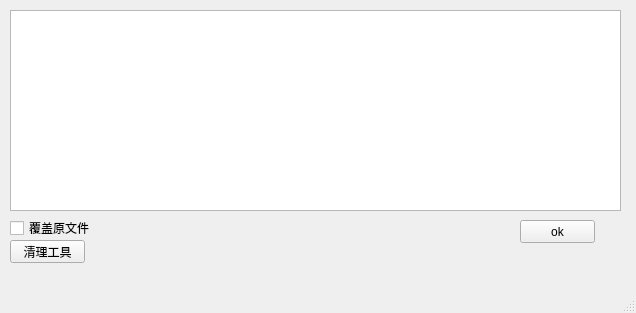
The window that mainGUI2.ui (mon6912640/pyqtTest) describes before a commit, drawn with Qt 5.
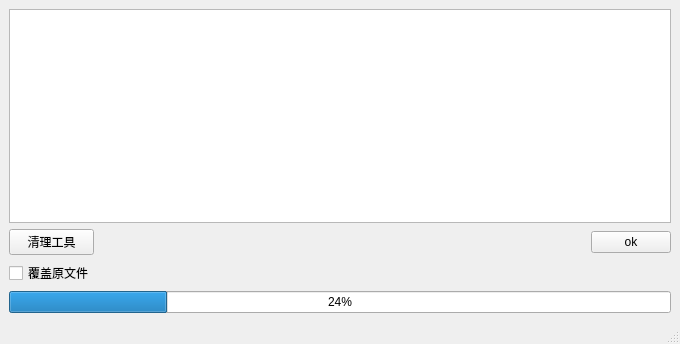
The same window after the commit. Icons and pictures are not drawn.

Commit message: 完善覆盖源文件的功能、清理工具功能

The edit to the form file:
```diff
--- a/mainGUI2.ui
+++ b/mainGUI2.ui
@@ -6,33 +6,20 @@
    <rect>
     <x>0</x>
     <y>0</y>
-    <width>636</width>
-    <height>313</height>
+    <width>680</width>
+    <height>344</height>
    </rect>
   </property>
   <property name="windowTitle">
    <string>MainWindow</string>
   </property>
   <widget class="QWidget" name="centralwidget">
-   <widget class="QTextBrowser" name="textBrowser">
-    <property name="geometry">
-     <rect>
-      <x>10</x>
-      <y>10</y>
-      <width>611</width>
-      <height>201</height>
-     </rect>
-    </property>
-   </widget>
+   <layout class="QGridLayout" name="gridLayout">
+    <item row="0" column="0" colspan="4">
+     <widget class="QTextBrowser" name="textBrowser"/>
+    </item>
+    <item row="3" column="3">
    <widget class="QPushButton" name="pushButton">
-    <property name="geometry">
-     <rect>
-      <x>520</x>
-      <y>220</y>
-      <width>75</width>
-      <height>23</height>
-     </rect>
-    </property>
     <property name="text">
      <string>ok</string>
     </property>
@@ -41,32 +28,55 @@
       <normaloff>:/icon/img/icon.png</normaloff>:/icon/img/icon.png</iconset>
     </property>
    </widget>
-   <widget class="QCheckBox" name="cbOverride">
-    <property name="geometry">
-     <rect>
-      <x>10</x>
-      <y>220</y>
-      <width>101</width>
-      <height>16</height>
-     </rect>
-    </property>
-    <property name="text">
-     <string>覆盖原文件</string>
-    </property>
-   </widget>
+    </item>
+    <item row="3" column="0">
    <widget class="QPushButton" name="btnClean">
-    <property name="geometry">
-     <rect>
-      <x>10</x>
-      <y>240</y>
-      <width>75</width>
-      <height>23</height>
-     </rect>
-    </property>
     <property name="text">
      <string>清理工具</string>
     </property>
    </widget>
+    </item>
+    <item row="4" column="0">
+     <widget class="QCheckBox" name="cbOverride">
+      <property name="text">
+       <string>覆盖原文件</string>
+      </property>
+     </widget>
+    </item>
+    <item row="4" column="1">
+     <spacer name="horizontalSpacer_2">
+      <property name="orientation">
+       <enum>Qt::Horizontal</enum>
+      </property>
+      <property name="sizeHint" stdset="0">
+       <size>
+        <width>40</width>
+        <height>20</height>
+       </size>
+      </property>
+     </spacer>
+    </item>
+    <item row="3" column="1">
+     <spacer name="horizontalSpacer">
+      <property name="orientation">
+       <enum>Qt::Horizontal</enum>
+      </property>
+      <property name="sizeHint" stdset="0">
+       <size>
+        <width>40</width>
+        <height>20</height>
+       </size>
+      </property>
+     </spacer>
+    </item>
+    <item row="6" column="0" colspan="4">
+     <widget class="QProgressBar" name="progressBar">
+      <property name="value">
+       <number>24</number>
+      </property>
+     </widget>
+    </item>
+   </layout>
   </widget>
   <widget class="QMenuBar" name="menubar">
    <property name="geometry">
```
Left out of the diff: 2 changed lines with no effect on the pictures. Lines whose indentation alone changed are shown as unchanged. The commit also changes 6 other files.
